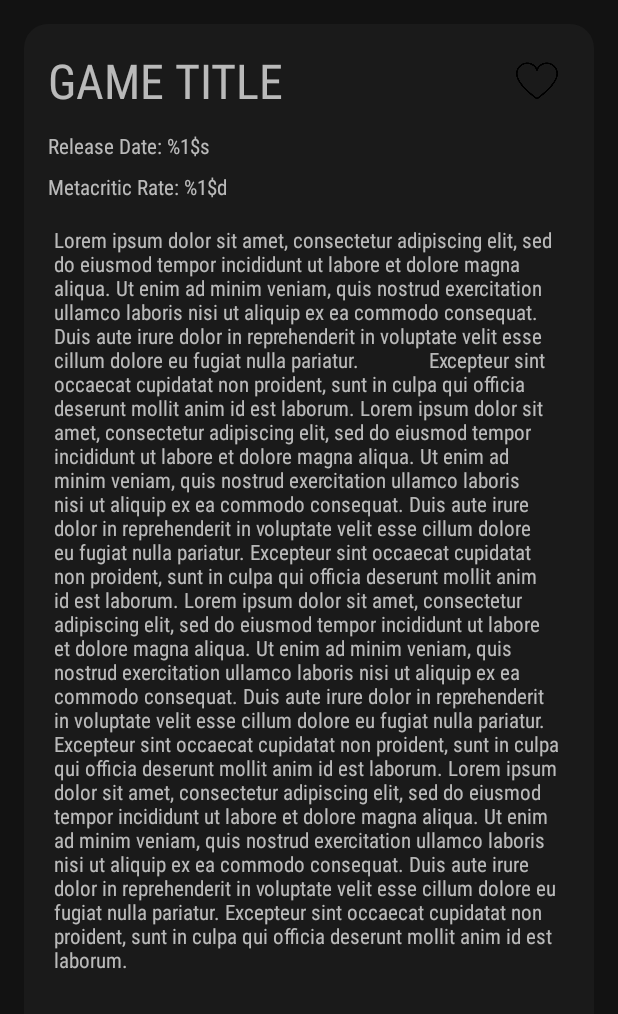
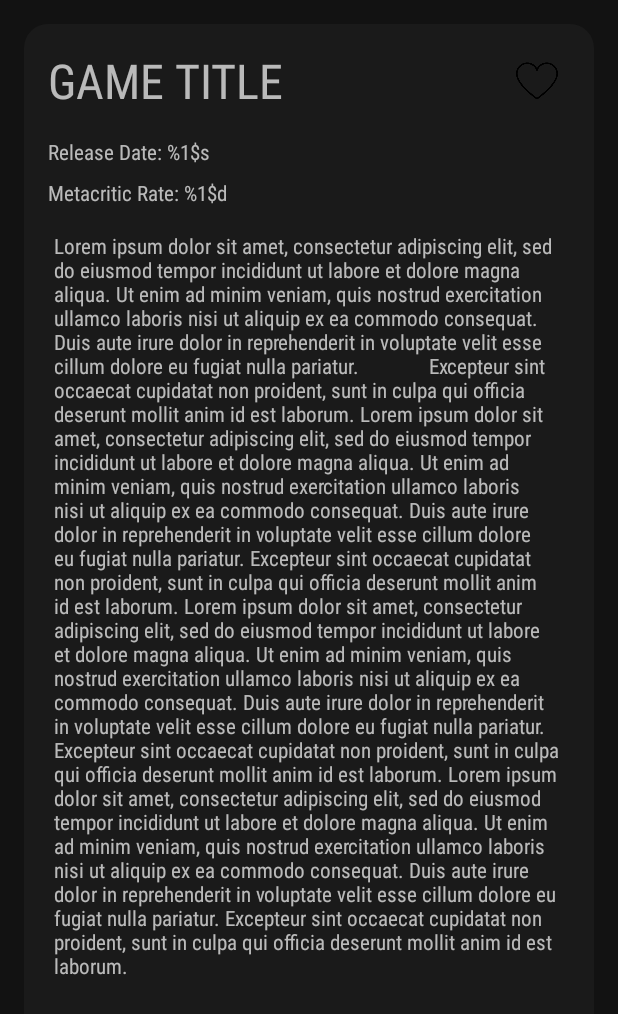
Before and after one commit to DeveloperKurt/GameDatabase, an Android app: the layout game_details_fragment_motion_scene_end.xml on its own in the app's theme, with its tools: preview values and no code run, on a phone screen of 412 x 824 dp. Shown: the top 1014 px of the screen. Run offline under Robolectric (Android 15) with nearby library versions, the phone set to English and light mode, and no system bars.

Commit message:
Completed the design of the UIs by fixing the bugs and making adjustments

```diff
--- a/app/src/main/java/com/developerkurt/gamedatabase/data/GameRepository.kt
+++ b/app/src/main/java/com/developerkurt/gamedatabase/data/GameRepository.kt
@@ -31,6 +31,8 @@ class GameRepository private constructor(
 
     private val roomDatabase = _roomDatabase!!
 
+    //TODO don't use [gameList] as a data source, use room instead. It causes a bug in favorites fragment. Also when updating the cache,
+    //take the data's favorite state in account
 
     /**
      * Fetches the data depending on the provided config
--- a/app/src/main/java/com/developerkurt/gamedatabase/data/model/GameDetails.kt
+++ b/app/src/main/java/com/developerkurt/gamedatabase/data/model/GameDetails.kt
@@ -4,8 +4,8 @@ import com.google.gson.annotations.SerializedName
 
 data class GameDetails(
         @field:SerializedName("name") val name: String,
-        @field:SerializedName("description") val description: String,
+        @field:SerializedName("description") var description: String,
         @field:SerializedName("released") val releaseDate: String,
         override @field:SerializedName("background_image") val imageUrl: String,
         @field:SerializedName("metacritic") val metacriticRate: Int
-) : ImageURLModel()
+                      ) : ImageURLModel()
--- a/app/src/main/java/com/developerkurt/gamedatabase/ui/FavoriteGamesFragment.kt
+++ b/app/src/main/java/com/developerkurt/gamedatabase/ui/FavoriteGamesFragment.kt
@@ -38,6 +38,7 @@ class FavoriteGamesFragment : Fragment(), GameListAdapter.GameClickListener
     override fun onViewCreated(view: View, savedInstanceState: Bundle?)
     {
         super.onViewCreated(view, savedInstanceState)
+        (requireActivity() as MainActivity).displayBottomNavBar()
 
         val gameListAdapter = GameListAdapter(this)
         binding.recyclerViewFavoriteGames.adapter = gameListAdapter
--- a/app/src/main/java/com/developerkurt/gamedatabase/ui/SplashFragment.kt
+++ b/app/src/main/java/com/developerkurt/gamedatabase/ui/SplashFragment.kt
@@ -16,7 +16,6 @@ import timber.log.Timber
 class SplashFragment : Fragment()
 {
 
-    //TODO INJECT
     private val viewModel: SplashViewModel by viewModels()
 
     // This property is only valid between onCreateView and onDestroyView.
--- a/app/src/main/res/layout/activity_main.xml
+++ b/app/src/main/res/layout/activity_main.xml
@@ -26,7 +26,6 @@
         android:layout_height="wrap_content"
         android:visibility="gone"
         app:layout_constraintBottom_toBottomOf="parent"
-
         app:menu="@menu/bottom_nav_menu" />
 
 
--- a/app/src/main/res/layout/game_details_fragment_motion_scene_end.xml
+++ b/app/src/main/res/layout/game_details_fragment_motion_scene_end.xml
@@ -20,6 +20,7 @@
         android:id="@+id/main_layout"
         android:layout_width="match_parent"
         android:layout_height="match_parent"
+        app:visibilityMode="ignore"
         app:layoutDescription="@xml/game_details_fragment_scene"
         tools:context=".ui.GameDetailsFragment">
 
@@ -31,9 +32,9 @@
             android:layout_marginStart="16dp"
             android:layout_marginTop="16dp"
             android:layout_marginEnd="16dp"
-        android:visibility="visible"
             android:background="@drawable/title_layout_background"
             android:orientation="vertical"
+            android:visibility="visible"
             app:layout_constraintBottom_toBottomOf="parent"
             app:layout_constraintEnd_toEndOf="parent"
             app:layout_constraintStart_toStartOf="parent"
@@ -54,42 +55,50 @@
 
             <TextView
                 android:id="@+id/tv_game_title"
-                android:layout_width="wrap_content"
+                android:layout_width="0dp"
                 android:layout_height="wrap_content"
                 android:layout_marginStart="16dp"
                 android:layout_marginTop="16dp"
+                android:layout_marginEnd="24dp"
                 android:text="@{game_details.name}"
-                tools:text="Game Title"
                 android:textAllCaps="true"
                 android:textSize="32sp"
-                app:layout_constraintEnd_toEndOf="parent"
+                app:layout_constraintEnd_toStartOf="@+id/img_btn_add_to_favs"
                 app:layout_constraintHorizontal_bias="0.0"
                 app:layout_constraintStart_toStartOf="parent"
-                app:layout_constraintTop_toTopOf="parent" />
+                app:layout_constraintTop_toTopOf="parent"
+                tools:text="Game Title" />
 
             <TextView
                 android:id="@+id/tv_release_date"
                 android:layout_width="wrap_content"
                 android:layout_height="wrap_content"
-                android:layout_marginTop="12dp"
+                android:layout_marginTop="16dp"
                 android:text="@{String.format(@string/release_date, game_details.releaseDate)}"
-                tools:text="@string/release_date"
                 app:layout_constraintEnd_toEndOf="@+id/tv_game_title"
                 app:layout_constraintHorizontal_bias="0.0"
                 app:layout_constraintStart_toStartOf="@+id/tv_game_title"
-                app:layout_constraintTop_toBottomOf="@+id/tv_game_title" />
+                app:layout_constraintTop_toBottomOf="@+id/tv_game_title"
+                tools:text="@string/release_date" />
+
 
             <TextView
                 android:id="@+id/tv_description"
-            android:layout_width="wrap_content"
-            android:layout_height="wrap_content"
-            android:text="@{game_details.description}"
-            android:layout_marginStart="24dp"
+                android:layout_width="match_parent"
+                android:layout_height="0dp"
+                android:layout_marginStart="0dp"
                 android:layout_marginTop="16dp"
-            android:layout_marginEnd="24dp"
-            android:layout_marginBottom="16dp"
+                android:layout_marginEnd="0dp"
+                android:layout_marginBottom="8dp"
                 android:paddingStart="20dp"
                 android:paddingEnd="20dp"
+                android:scrollbars="vertical"
+                android:text="@{game_details.description}"
+                app:layout_constraintBottom_toBottomOf="parent"
+                app:layout_constraintEnd_toEndOf="parent"
+                app:layout_constraintStart_toStartOf="parent"
+                app:layout_constraintTop_toBottomOf="@+id/tv_metacritic_rate"
+                app:layout_constraintVertical_bias="0.0"
                 tools:text="Lorem ipsum dolor sit amet, consectetur adipiscing elit, sed do eiusmod tempor incididunt ut labore et dolore magna aliqua. Ut enim ad minim veniam, quis nostrud exercitation ullamco laboris nisi ut aliquip ex ea commodo consequat. Duis aute irure dolor in reprehenderit in voluptate velit esse cillum dolore eu fugiat nulla pariatur.
              Excepteur sint occaecat cupidatat non proident, sunt in culpa qui officia deserunt mollit anim id est laborum.
 Lorem ipsum dolor sit amet, consectetur adipiscing elit, sed do eiusmod tempor incididunt ut labore et dolore magna aliqua.
@@ -100,25 +109,23 @@ Excepteur sint occaecat cupidatat non proident, sunt in culpa qui officia deseru
 Lorem ipsum dolor sit amet, consectetur adipiscing elit, sed do eiusmod tempor incididunt ut labore et dolore magna aliqua.
 Ut enim ad minim veniam, quis nostrud exercitation ullamco laboris nisi ut aliquip ex ea commodo consequat.
 Duis aute irure dolor in reprehenderit in voluptate velit esse cillum dolore eu fugiat nulla pariatur.
-Excepteur sint occaecat cupidatat non proident, sunt in culpa qui officia deserunt mollit anim id est laborum."
-            app:layout_constraintBottom_toBottomOf="parent"
-            app:layout_constraintEnd_toEndOf="parent"
-            app:layout_constraintStart_toStartOf="parent"
-            app:layout_constraintTop_toBottomOf="@+id/tv_metacritic_rate"
-            app:layout_constraintVertical_bias="0.0" />
+Excepteur sint occaecat cupidatat non proident, sunt in culpa qui officia deserunt mollit anim id est laborum." />
+
 
             <ImageButton
                 android:id="@+id/img_btn_add_to_favs"
                 android:layout_width="28dp"
                 android:layout_height="28dp"
+                android:layout_marginTop="24dp"
                 android:layout_marginEnd="24dp"
                 android:adjustViewBounds="true"
                 android:background="?android:selectableItemBackground"
                 android:scaleType="centerInside"
                 android:src="@drawable/ic_favorite"
-            app:layout_constraintBottom_toBottomOf="@+id/tv_game_title"
                 app:layout_constraintEnd_toEndOf="parent"
-            app:layout_constraintTop_toTopOf="@+id/tv_game_title" />
+
+                app:layout_constraintTop_toTopOf="parent" />
+
 
         </androidx.constraintlayout.widget.ConstraintLayout>
 
--- a/app/src/main/res/layout/game_list_fragment.xml
+++ b/app/src/main/res/layout/game_list_fragment.xml
@@ -54,7 +54,7 @@
         <androidx.recyclerview.widget.RecyclerView
             android:id="@+id/recycler_view_game_data"
             android:layout_width="match_parent"
-            android:layout_height="wrap_content"
+            android:layout_height="0dp"
             app:layoutManager="androidx.recyclerview.widget.LinearLayoutManager"
             app:layout_constraintBottom_toBottomOf="parent"
             app:layout_constraintEnd_toEndOf="parent"
--- a/app/src/main/res/menu/bottom_nav_menu.xml
+++ b/app/src/main/res/menu/bottom_nav_menu.xml
@@ -5,10 +5,12 @@
     <item
         android:id="@+id/gameListFragment"
         android:icon="@drawable/ic_home"
+        android:menuCategory="secondary"
         android:title="@string/home" />
     <item
         android:id="@+id/favoriteGamesFragment"
         android:icon="@drawable/ic_favorite"
+        android:menuCategory="secondary"
         android:title="@string/favorites" />
 
 </menu>
--- a/app/src/main/res/values-night/themes.xml
+++ b/app/src/main/res/values-night/themes.xml
@@ -3,7 +3,7 @@
     <style name="Theme.GameDatabase" parent="Theme.MaterialComponents.DayNight.NoActionBar">
         <!-- Primary brand color. -->
         <item name="colorPrimary">#00A2FF</item>
-        <item name="colorPrimaryVariant">#03167A</item>
+        <item name="colorPrimaryVariant">#171717</item>
         <item name="colorOnPrimary">#000000</item>
         <!-- Secondary brand color. -->
         <item name="colorSecondary">#E0E0E0</item>
--- a/app/src/main/res/values/strings.xml
+++ b/app/src/main/res/values/strings.xml
@@ -11,4 +11,5 @@
     <string name="rating">Rating: %1$.1f</string>
     <string name="date">Date: %1$1s</string>
     <string name="whoops_something_went_wrong">Whoops! Something went wrong</string>
+    <string name="your_favorite_games">Your Favorite Games</string>
 </resources>
--- a/app/src/main/res/values/themes.xml
+++ b/app/src/main/res/values/themes.xml
@@ -3,7 +3,7 @@
     <style name="Theme.GameDatabase" parent="Theme.MaterialComponents.DayNight.NoActionBar">
         <!-- Primary brand color. -->
         <item name="colorPrimary">#0099FF</item>
-        <item name="colorPrimaryVariant">#235BB7</item>
+        <item name="colorPrimaryVariant">#297BC2</item>
         <item name="colorOnPrimary">#000</item>
         <!-- Secondary brand color. -->
         <item name="colorSecondary">#3E3E3E</item>
--- a/app/src/main/res/xml/game_details_fragment_scene.xml
+++ b/app/src/main/res/xml/game_details_fragment_scene.xml
@@ -1,9 +1,9 @@
 <?xml version="1.0" encoding="utf-8"?>
 <MotionScene xmlns:app="http://schemas.android.com/apk/res-auto">
 
-    <PropertySet
+  <!--  <PropertySet
         app:applyMotionScene="false"
-        app:visibilityMode="ignore" />
+        app:visibilityMode="ignore" />-->
     <Transition
         app:constraintSetEnd="@layout/game_details_fragment_motion_scene_end"
         app:constraintSetStart="@layout/game_details_fragment_motion_scene_start">
```
Also changed, not shown: app/src/main/java/com/developerkurt/gamedatabase/ui/GameDetailsFragment.kt (+5 -2 lines), app/src/main/java/com/developerkurt/gamedatabase/ui/GameListFragment.kt (+3 -4 lines), app/src/main/java/com/developerkurt/gamedatabase/ui/MainActivity.kt (+10 -0 lines), app/src/main/java/com/developerkurt/gamedatabase/util/StringExtensions.kt (added, +17 -0 lines), app/src/main/java/com/developerkurt/gamedatabase/viewmodels/GameDetailsViewModel.kt (+10 -1 lines), app/src/main/res/layout/favorite_games_fragment.xml (+19 -4 lines), app/src/main/res/layout/game_details_fragment_motion_scene_start.xml (+17 -9 lines). Lines whose indentation alone changed are shown as unchanged.
